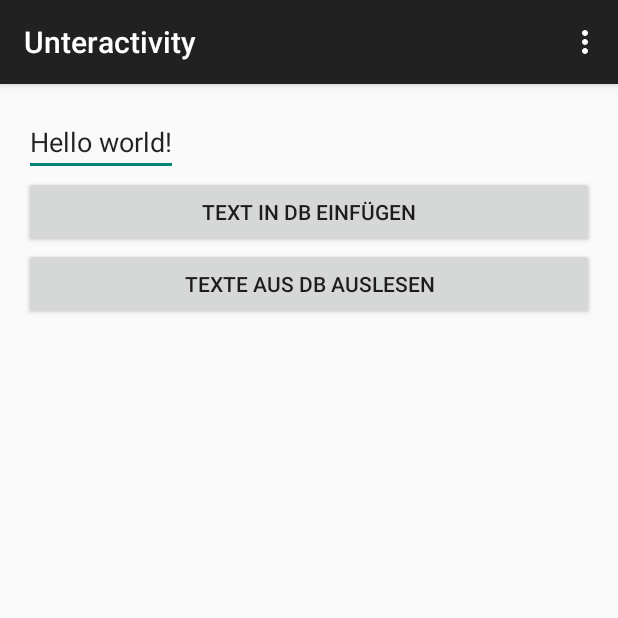
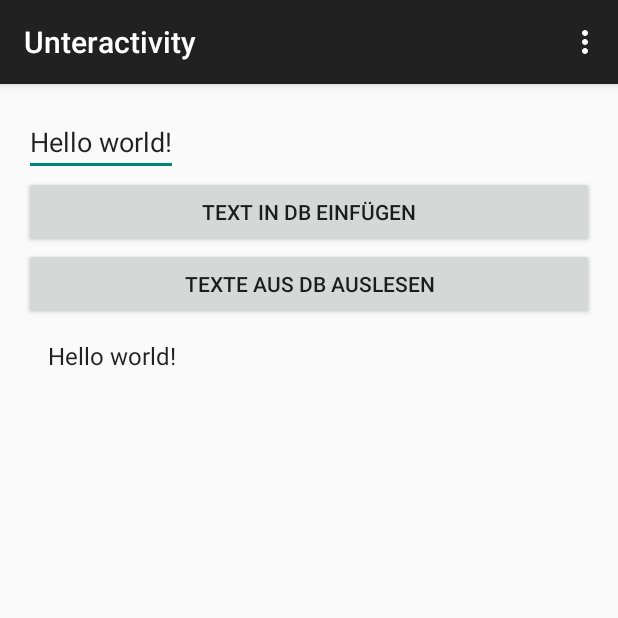
Before and after one commit to kapertourguide/CrashKursApplication, an Android app: the Unteractivity screen opened directly, with no data from a screen before it, after a tap on "TEXTE AUS DB AUSLESEN", on a phone screen of 412 x 824 dp, the top half of it. Run offline under Robolectric (Android 15) with nearby library versions, the phone set to English and light mode, and no system bars.

Commit message:
Show a list with database entries

```diff
--- a/app/src/main/java/com/example/simonisb/myapplication/Unteractivity.java
+++ b/app/src/main/java/com/example/simonisb/myapplication/Unteractivity.java
@@ -1,6 +1,7 @@
 package com.example.simonisb.myapplication;
 
 import android.content.ContentValues;
+import android.content.Context;
 import android.database.Cursor;
 import android.database.sqlite.SQLiteDatabase;
 import android.net.UrlQuerySanitizer;
@@ -10,8 +11,14 @@ import android.util.Log;
 import android.view.Menu;
 import android.view.MenuItem;
 import android.view.View;
+import android.view.ViewGroup;
+import android.widget.Adapter;
+import android.widget.ArrayAdapter;
 import android.widget.Button;
+import android.widget.CursorAdapter;
 import android.widget.EditText;
+import android.widget.ListAdapter;
+import android.widget.ListView;
 import android.widget.Toast;
 
 import com.example.simonisb.myapplication.db.SQLiteDatabaseHelper;
@@ -26,6 +33,8 @@ public class Unteractivity extends ActionBarActivity {
     EditText editText;
     Button btn_insert;
     Button btn_read;
+    ListView mlist;
+
 
     @Override
     protected void onCreate( Bundle savedInstanceState) {
@@ -35,6 +44,7 @@ public class Unteractivity extends ActionBarActivity {
         editText = (EditText) findViewById( R.id.editText_zum_einfuegen);
         btn_insert = (Button) findViewById( R.id.btn_insert_text);
         btn_read = (Button) findViewById( R.id.btn_read_text);
+        mlist = (ListView) findViewById( R.id.listview_DBlist);
 
 
         dbhelper = new SQLiteDatabaseHelper( this);
@@ -56,14 +66,15 @@ public class Unteractivity extends ActionBarActivity {
         btn_read.setOnClickListener(new View.OnClickListener() {
             @Override
             public void onClick(View view) {
+                String[] projektion = {SQLiteDatabaseHelper.TABLE_STRINGS_VALUE};
+                try{
+                    Cursor cursor2 = db.query(
+                        SQLiteDatabaseHelper.TABLE_STRINGS_TABLENAME,
+                        projektion,
+                        null, null, null, null, null);
 
-                try{
-                    /*Cursor cursor = db.query(
-                        SQLiteDatabaseHelper.TABLE_STRINGS_TABLENAME,
-                        new String[]{SQLiteDatabaseHelper.TABLE_STRINGS_VALUE},
-                        null, null, null, null, null);
-*/
                        Cursor cursor =db.rawQuery("SELECT * FROM " + SQLiteDatabaseHelper.TABLE_STRINGS_TABLENAME , null);
+
 
                     ArrayList<String> liste = new ArrayList<String>();
 
@@ -74,6 +85,12 @@ public class Unteractivity extends ActionBarActivity {
                             liste.add(str);
                         } while (cursor.moveToNext());
                     }
+
+                    ArrayAdapter adapter = new ArrayAdapter(Unteractivity.this,
+                            android.R.layout.simple_list_item_1, liste);
+
+                    mlist.setAdapter(adapter);
+
                     Log.d("Unteractivity", "TempCode");
                 }catch (Exception e) {
                          e.getMessage();
--- a/app/src/main/res/layout/activity_unteractivity.xml
+++ b/app/src/main/res/layout/activity_unteractivity.xml
@@ -27,5 +27,10 @@
         android:text="@string/readTextFromDB"
         android:layout_below="@+id/btn_insert_text"/>
 
+    <ListView
+        android:id="@+id/listview_DBlist"
+        android:layout_width="fill_parent"
+        android:layout_height="wrap_content"
+        android:layout_below="@id/btn_read_text"/>
 
 </RelativeLayout>
```
Also changed, not shown: 1 other file.
